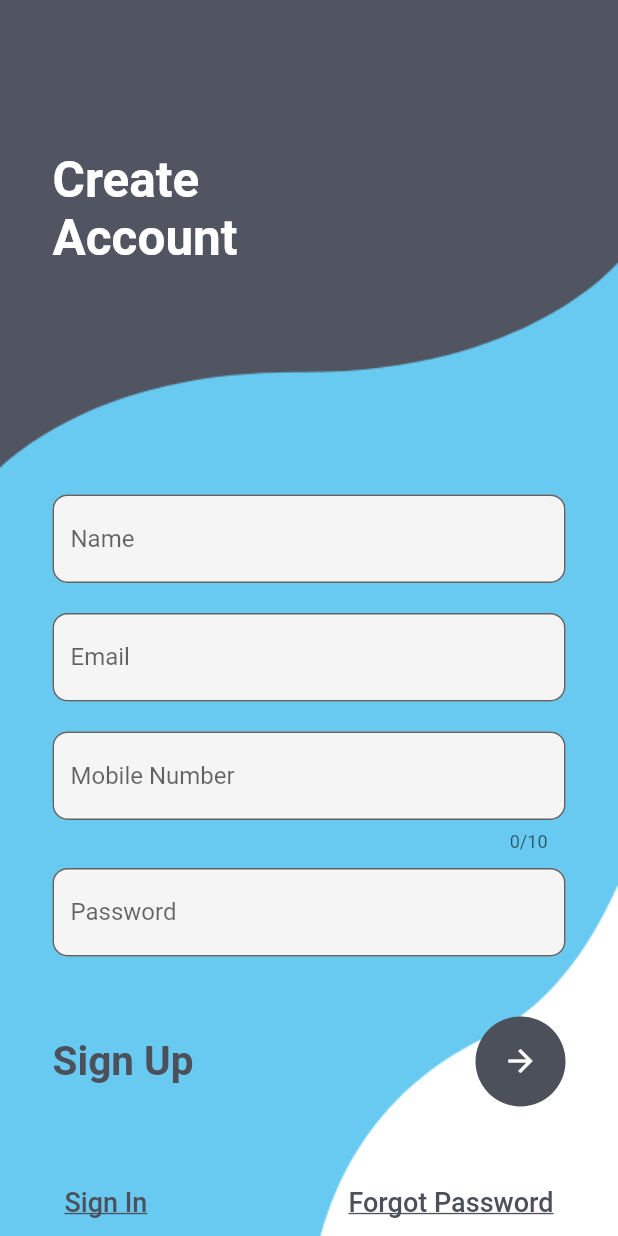
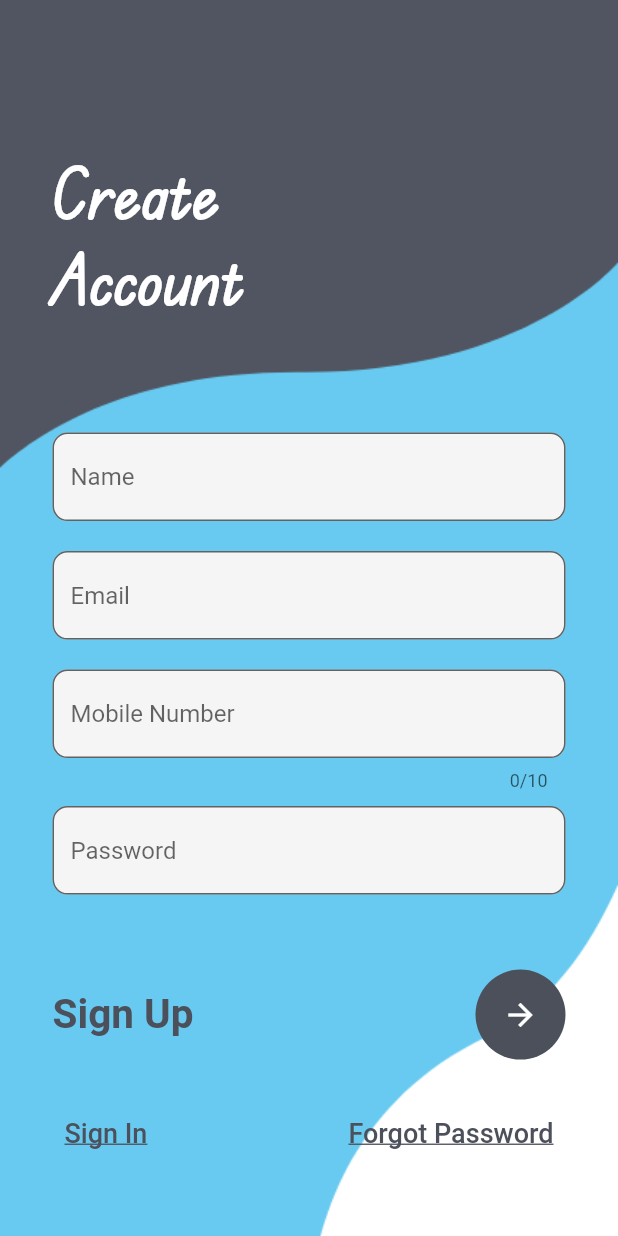
Before and after one commit to indrakumar2287/my_project1, a Flutter app: the SignupPage screen opened by its route, on a phone screen of 412 x 824 dp. Run offline on Flutter 3.47's test engine with Material 2 defaults, Android fonts, the light colour scheme and no system bars; our stand-ins replace cloud_firestore, firebase_auth, firebase_core, google_fonts; accounts and stored records are empty.

Commit message:
last commmit

```diff
--- /dev/null
+++ b/lib/pages/database.dart
@@ -0,0 +1 @@
+// TODO Implement this library.
--- a/lib/pages/homepage.dart
+++ b/lib/pages/homepage.dart
@@ -38,7 +38,9 @@ class Homepage extends StatelessWidget {
             IconButton(onPressed: (){}, icon: Icon(Icons.home)),
             IconButton(onPressed: (){}, icon: Icon(Icons.add_shopping_cart)),
             IconButton(onPressed: (){}, icon: Icon(Icons.category)),
-            IconButton(onPressed: (){}, icon: Icon(Icons.person)),
+            IconButton(onPressed: (){
+              Navigator.pushNamed(context, 'profile');
+            }, icon: Icon(Icons.person)),
           ],
 
         ),
--- a/lib/pages/login_page.dart
+++ b/lib/pages/login_page.dart
@@ -30,8 +30,9 @@ class _LoginPageState extends State<LoginPage> {
               child: Text(
                 "Welcome \nBack",
                 style: TextStyle(
+                  fontFamily: 'Schyler',
                     color: Colors.white,
-                    fontSize: 33,
+                    fontSize: 45,
                     fontWeight: FontWeight.bold),
               ),
             ),
--- a/lib/pages/signup_page.dart
+++ b/lib/pages/signup_page.dart
@@ -33,8 +33,9 @@ class _SignupPageState extends State<SignupPage> {
               child: Text(
                 "Create  \nAccount",
                 style: TextStyle(
+                    fontFamily: 'Schyler',
                     color: Colors.white,
-                    fontSize: 33,
+                    fontSize: 45,
                     fontWeight: FontWeight.bold),
               ),
             ),
@@ -44,7 +45,7 @@ class _SignupPageState extends State<SignupPage> {
                     top: MediaQuery
                         .of(context)
                         .size
-                        .height * 0.4,
+                        .height * 0.35,
                     right: 35,
                     left: 35),
                 child: Column(
@@ -100,7 +101,7 @@ class _SignupPageState extends State<SignupPage> {
                               borderRadius: BorderRadius.circular(10))),
                     ),
                     SizedBox(
-                      height: 40,
+                      height: 50,
                     ),
                     Row(
                       mainAxisAlignment: MainAxisAlignment.spaceBetween,
@@ -136,7 +137,7 @@ class _SignupPageState extends State<SignupPage> {
                       ],
                     ),
                     SizedBox(
-                      height: 40,
+                      height: 25,
                     ),
                     Row(
                       mainAxisAlignment: MainAxisAlignment.spaceBetween,
```
Also changed, not shown: pubspec.yaml (+11 -11 lines), fonts/EduTASBeginner-Regular.ttf (added).
